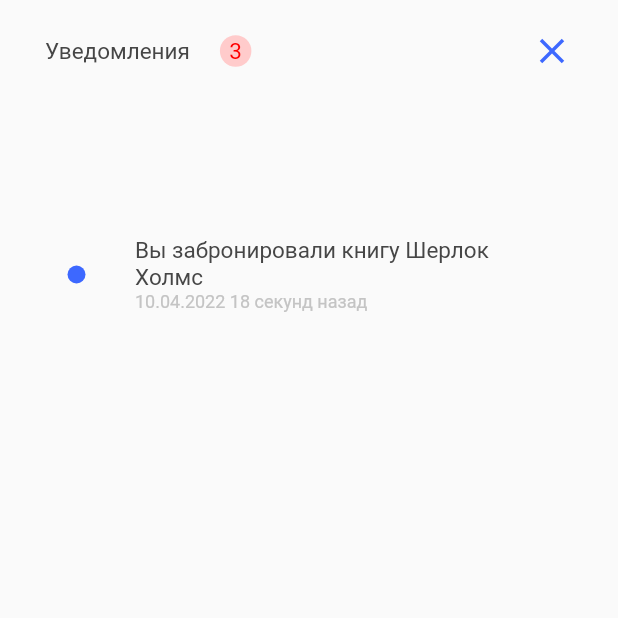
After one commit to k1rm4n/book_manager, a Flutter app: the Notifications screen opened by its route, on a phone screen of 412 x 824 dp, the top half of it. The commit adds this screen. Run offline on Flutter 3.47's test engine with Material 2 defaults, Android fonts, the phone set to English and light mode, and no system bars.

Commit message:
14.04.22

```diff
--- a/lib/drawer_user.dart
+++ /dev/null
@@ -1,21 +0,0 @@
-import 'package:flutter/material.dart';
-
-class MainCustomDrawer extends StatefulWidget {
-  @override
-  _CustomDrawer createState() => _CustomDrawer();
-}
-
-class _CustomDrawer extends State<MainCustomDrawer> {
-  @override
-  Widget build(BuildContext context) {
-    return Drawer(
-      child: ListView(
-        children: const [
-          ListTile(
-            title: Text('Поле 1'),
-          ),
-        ],
-      ),
-    );
-  }
-}
--- a/lib/main.dart
+++ b/lib/main.dart
@@ -4,7 +4,7 @@ import 'package:book_manager/profile_user.dart';
 import 'package:flutter/material.dart';
 import 'auto_user.dart';
 import 'reg_user.dart';
-import 'drawer_user.dart';
+import 'notifications_user.dart';
 
 void main() {
   runApp(const MyApp());
@@ -23,7 +23,7 @@ class MyApp extends StatelessWidget {
         '/auto': (BuildContext context) => Autorization(),
         '/reg': (BuildContext context) => Registration(),
         '/profile': (BuildContext context) => Profile(),
-        '/draw': (BuildContext context) => MainCustomDrawer()
+        '/notific': (BuildContext context) => Notifications(),
       },
     );
   }
--- /dev/null
+++ b/lib/notifications_user.dart
@@ -0,0 +1,123 @@
+import 'package:flutter/material.dart';
+
+class Notifications extends StatelessWidget {
+  @override
+  Widget build(BuildContext context) {
+    return Scaffold(
+      body: SafeArea(
+        child: Stack(
+          children: [
+            Column(
+              children: [
+                Padding(
+                  padding:
+                      const EdgeInsets.symmetric(vertical: 20, horizontal: 30),
+                  child: Row(
+                    mainAxisAlignment: MainAxisAlignment.spaceBetween,
+                    children: [
+                      const Text(
+                        'Уведомления',
+                        style: TextStyle(
+                          color: Color.fromRGBO(70, 70, 70, 1),
+                          fontSize: 15,
+                          fontWeight: FontWeight.w400,
+                          fontStyle: FontStyle.normal,
+                          fontFamily: 'Roboto',
+                        ),
+                      ),
+                      const SizedBox(
+                        width: 20,
+                      ),
+                      Expanded(
+                        child: Align(
+                          alignment: Alignment.centerLeft,
+                          child: Container(
+                            width: 21,
+                            height: 21,
+                            decoration: const BoxDecoration(
+                              shape: BoxShape.circle,
+                              color: Color.fromRGBO(255, 203, 203, 1),
+                            ),
+                            child: const Align(
+                              alignment: Alignment.center,
+                              child: Text(
+                                '3',
+                                style: TextStyle(
+                                  color: Color.fromRGBO(255, 0, 0, 1),
+                                  fontSize: 15,
+                                  fontWeight: FontWeight.w400,
+                                  fontStyle: FontStyle.normal,
+                                  fontFamily: 'Roboto',
+                                ),
+                                textAlign: TextAlign.center,
+                              ),
+                            ),
+                          ),
+                        ),
+                      ),
+                      const Icon(
+                        Icons.close,
+                        color: Color.fromRGBO(61, 104, 255, 1),
+                        size: 28,
+                      ),
+                    ],
+                  ),
+                ),
+                const SizedBox(
+                  height: 90,
+                ),
+                Padding(
+                  padding: const EdgeInsets.symmetric(horizontal: 45),
+                  child: Row(
+                    children: [
+                      Container(
+                        width: 12,
+                        height: 12,
+                        decoration: const BoxDecoration(
+                          shape: BoxShape.circle,
+                          color: Color.fromRGBO(61, 104, 255, 1),
+                        ),
+                      ),
+                      const SizedBox(
+                        width: 33,
+                      ),
+                      Expanded(
+                        child: RichText(
+                          text: const TextSpan(
+                            children: [
+                              TextSpan(
+                                text: 'Вы забронировали книгу Шерлок Холмс',
+                                style: TextStyle(
+                                  color: Color.fromRGBO(70, 70, 70, 1),
+                                  fontSize: 15,
+                                  fontWeight: FontWeight.w400,
+                                  fontStyle: FontStyle.normal,
+                                  fontFamily: 'Roboto',
+                                ),
+                              ),
+                              TextSpan(
+                                text: '\n10.04.2022\t18 секунд назад',
+                                style: TextStyle(
+                                  color: Color.fromRGBO(196, 196, 196, 1),
+                                  fontSize: 12,
+                                  fontWeight: FontWeight.w400,
+                                  fontStyle: FontStyle.normal,
+                                  fontFamily: 'Roboto',
+                                ),
+                              ),
+                            ],
+                          ),
+                          textAlign: TextAlign.left,
+                        ),
+                      ),
+                    ],
+                  ),
+                ),
+              ],
+            ),
+          ],
+        ),
+      ),
+    );
+  }
+}
--- a/lib/profile_user.dart
+++ b/lib/profile_user.dart
@@ -1,7 +1,4 @@
-import 'dart:ui';
-
 import 'package:flutter/material.dart';
-import 'drawer_user.dart';
 import 'navigation_bar.dart';
 
 // menu_rounded
@@ -11,14 +8,6 @@ class Profile extends StatelessWidget {
   @override
   Widget build(BuildContext context) {
     return Scaffold(
-      key: _key,
-      drawer: ClipRRect(
-        borderRadius: const BorderRadius.only(
-          topRight: Radius.circular(10),
-          bottomRight: Radius.circular(10),
-        ),
-        child: MainCustomDrawer(),
-      ),
       bottomNavigationBar: MainNavigationBar(),
       body: SafeArea(
         child: Stack(
@@ -112,10 +101,15 @@ class Profile extends StatelessWidget {
                       ),
                     ),
                   ),
-                  const Icon(
-                    Icons.notifications_none_rounded,
-                    size: 25,
-                    color: Color.fromRGBO(61, 104, 255, 1),
+                  GestureDetector(
+                    onTap: () {
+                      Navigator.popAndPushNamed(context, '/notific');
+                    },
+                    child: const Icon(
+                      Icons.notifications_none_rounded,
+                      size: 25,
+                      color: Color.fromRGBO(61, 104, 255, 1),
+                    ),
                   ),
                 ],
               ),
```
